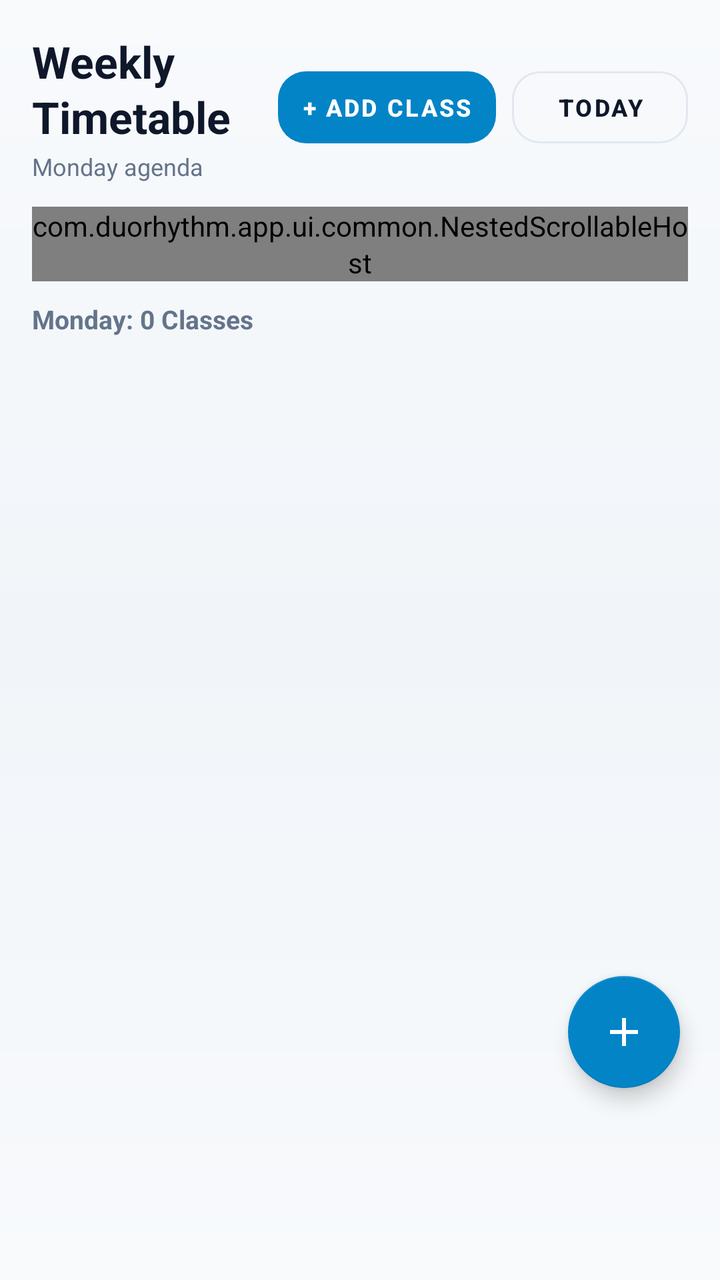
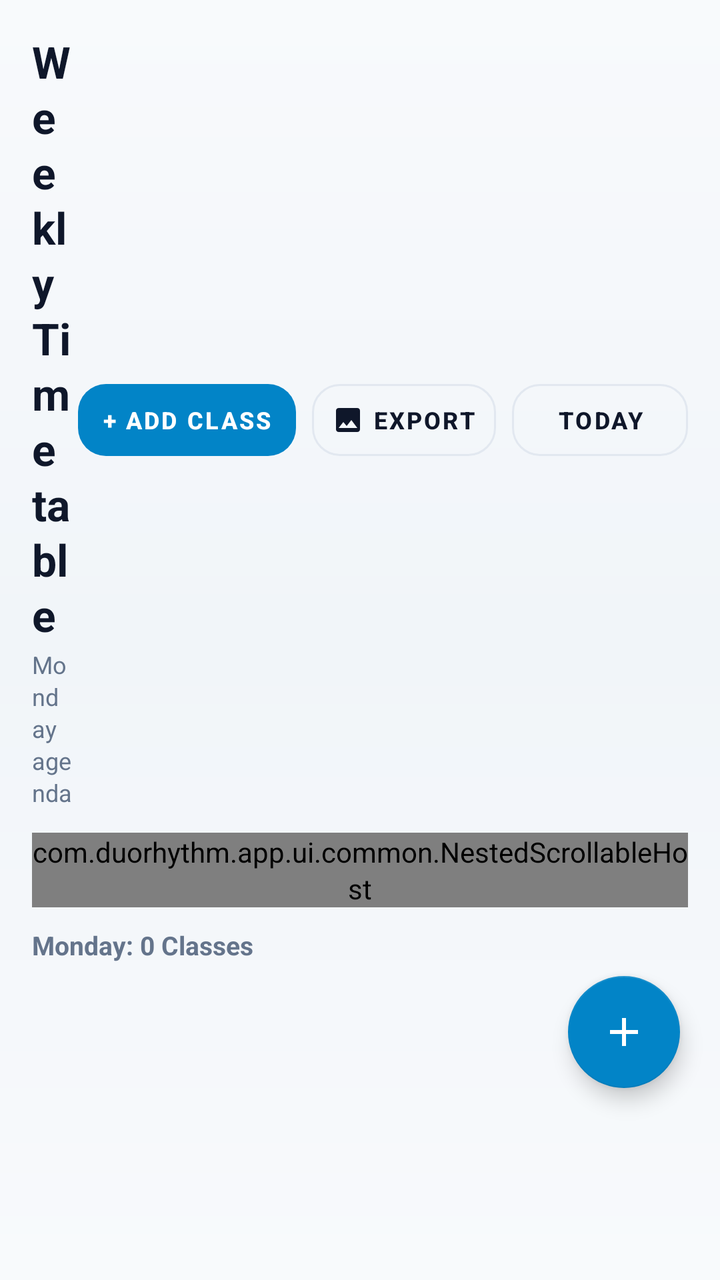

Before-and-after screenshots of an Android layout around one commit, followed by the original layout XML and the change that was made.
<!-- AndroidManifest.xml: application theme Theme.LifeSync -->
<!-- res/layout/fragment_schedule.xml -->
<?xml version="1.0" encoding="utf-8"?>
<androidx.coordinatorlayout.widget.CoordinatorLayout xmlns:android="http://schemas.android.com/apk/res/android"
    xmlns:app="http://schemas.android.com/apk/res-auto"
    xmlns:tools="http://schemas.android.com/tools"
    android:layout_width="match_parent"
    android:layout_height="match_parent"
    android:clipChildren="false"
    android:clipToPadding="false"
    android:background="@drawable/bg_ambient_canvas">

    <androidx.core.widget.NestedScrollView
        android:id="@+id/scrollSchedule"
        android:layout_width="match_parent"
        android:layout_height="match_parent"
        android:fillViewport="true"
        android:clipToPadding="false"
        android:clipChildren="false"
        android:paddingBottom="120dp">

        <LinearLayout
            android:layout_width="match_parent"
            android:layout_height="wrap_content"
            android:orientation="vertical"
            android:padding="16dp">

            
            <LinearLayout
                android:layout_width="match_parent"
                android:layout_height="wrap_content"
                android:gravity="center_vertical"
                android:orientation="horizontal"
                android:layout_marginBottom="12dp">

                <LinearLayout
                    android:layout_width="0dp"
                    android:layout_height="wrap_content"
                    android:layout_weight="1"
                    android:orientation="vertical">

                    <TextView
                        android:id="@+id/tvScheduleTitle"
                        android:layout_width="wrap_content"
                        android:layout_height="wrap_content"
                        android:text="Weekly Timetable"
                        android:textColor="@color/text_primary"
                        android:textSize="22sp"
                        android:textStyle="bold" />

                    <TextView
                        android:id="@+id/tvScheduleSubtitle"
                        android:layout_width="wrap_content"
                        android:layout_height="wrap_content"
                        android:layout_marginTop="2dp"
                        android:text="Monday agenda"
                        android:textColor="@color/text_secondary"
                        android:textSize="12sp" />
                </LinearLayout>

                <com.google.android.material.button.MaterialButton
                    android:id="@+id/btnAddClass"
                    style="@style/Widget.MaterialComponents.Button.UnelevatedButton"
                    android:layout_width="wrap_content"
                    android:layout_height="36dp"
                    android:layout_marginEnd="8dp"
                    android:insetTop="0dp"
                    android:insetBottom="0dp"
                    android:paddingHorizontal="12dp"
                    android:text="+ ADD CLASS"
                    android:textColor="@color/white"
                    android:textSize="12sp"
                    android:textStyle="bold"
                    app:backgroundTint="#0284C7"
                    app:cornerRadius="14dp" />

                <com.google.android.material.button.MaterialButton
                    android:id="@+id/btnJumpToToday"
                    style="@style/Widget.MaterialComponents.Button.OutlinedButton"
                    android:layout_width="wrap_content"
                    android:layout_height="36dp"
                    android:insetTop="0dp"
                    android:insetBottom="0dp"
                    android:paddingHorizontal="12dp"
                    android:text="Today"
                    android:textColor="@color/text_primary"
                    android:textSize="12sp"
                    android:textStyle="bold"
                    app:cornerRadius="14dp"
                    app:strokeColor="@color/card_stroke"
                    app:strokeWidth="1dp" />
            </LinearLayout>

            
            <com.duorhythm.app.ui.common.NestedScrollableHost
                android:layout_width="match_parent"
                android:layout_height="wrap_content"
                android:layout_marginBottom="10dp">

                <HorizontalScrollView
                    android:layout_width="match_parent"
                    android:layout_height="wrap_content"
                    android:scrollbars="none">

                    <com.google.android.material.chip.ChipGroup
                        android:id="@+id/chipGroupDays"
                        android:layout_width="wrap_content"
                        android:layout_height="wrap_content"
                        app:singleLine="true"
                        app:singleSelection="true">

                        <com.google.android.material.chip.Chip
                            android:id="@+id/chipMon"
                            style="@style/Widget.MaterialComponents.Chip.Choice"
                            android:layout_width="wrap_content"
                            android:layout_height="42dp"
                            android:checked="true"
                            android:text="Mon 12" />

                        <com.google.android.material.chip.Chip
                            android:id="@+id/chipTue"
                            style="@style/Widget.MaterialComponents.Chip.Choice"
                            android:layout_width="wrap_content"
                            android:layout_height="42dp"
                            android:text="Tue 13" />

                        <com.google.android.material.chip.Chip
                            android:id="@+id/chipWed"
                            style="@style/Widget.MaterialComponents.Chip.Choice"
                            android:layout_width="wrap_content"
                            android:layout_height="42dp"
                            android:text="Wed 14" />

                        <com.google.android.material.chip.Chip
                            android:id="@+id/chipThu"
                            style="@style/Widget.MaterialComponents.Chip.Choice"
                            android:layout_width="wrap_content"
                            android:layout_height="42dp"
                            android:text="Thu 15" />

                        <com.google.android.material.chip.Chip
                            android:id="@+id/chipFri"
                            style="@style/Widget.MaterialComponents.Chip.Choice"
                            android:layout_width="wrap_content"
                            android:layout_height="42dp"
                            android:text="Fri 16" />

                        <com.google.android.material.chip.Chip
                            android:id="@+id/chipSat"
                            style="@style/Widget.MaterialComponents.Chip.Choice"
                            android:layout_width="wrap_content"
                            android:layout_height="42dp"
                            android:text="Sat 17" />

                        <com.google.android.material.chip.Chip
                            android:id="@+id/chipSun"
                            style="@style/Widget.MaterialComponents.Chip.Choice"
                            android:layout_width="wrap_content"
                            android:layout_height="42dp"
                            android:text="Sun 18" />
                    </com.google.android.material.chip.ChipGroup>
                </HorizontalScrollView>
            </com.duorhythm.app.ui.common.NestedScrollableHost>

            
            <TextView
                android:id="@+id/tvScheduleDaySummary"
                android:layout_width="wrap_content"
                android:layout_height="wrap_content"
                android:layout_marginBottom="10dp"
                android:text="Monday: 0 Classes"
                android:textColor="@color/text_secondary"
                android:textSize="13sp"
                android:textStyle="bold" />

            
            <androidx.recyclerview.widget.RecyclerView
                android:id="@+id/rvDayClasses"
                android:layout_width="match_parent"
                android:layout_height="wrap_content"
                android:nestedScrollingEnabled="false"
                android:clipToPadding="false"
                android:layoutAnimation="@anim/layout_animation_slide_up"
                tools:listitem="@layout/item_class_schedule" />

            
            <com.google.android.material.card.MaterialCardView
                android:id="@+id/layoutEmptyClasses"
                android:layout_width="match_parent"
                android:layout_height="wrap_content"
                android:layout_marginTop="16dp"
                app:cardCornerRadius="20dp"
                app:cardElevation="0dp"
                app:strokeWidth="1dp"
                app:strokeColor="@color/card_stroke"
                app:cardBackgroundColor="@color/surface_card"
                android:visibility="gone">

                <LinearLayout
                    android:layout_width="match_parent"
                    android:layout_height="wrap_content"
                    android:gravity="center"
                    android:orientation="vertical"
                    android:padding="28dp">

                    <ImageView
                        android:layout_width="44dp"
                        android:layout_height="44dp"
                        android:src="@drawable/ic_schedule"
                        app:tint="@color/water_cyan_bright" />

                    <TextView
                        android:layout_width="wrap_content"
                        android:layout_height="wrap_content"
                        android:layout_marginTop="14dp"
                        android:text="No classes scheduled for this day"
                        android:textColor="@color/text_primary"
                        android:textSize="17sp"
                        android:textStyle="bold" />

                    <TextView
                        android:layout_width="wrap_content"
                        android:layout_height="wrap_content"
                        android:layout_marginTop="6dp"
                        android:gravity="center"
                        android:text="Tap below to add a lecture, lab, or seminar for this day."
                        android:textColor="@color/text_secondary"
                        android:textSize="13sp" />

                    <com.google.android.material.button.MaterialButton
                        android:id="@+id/btnEmptyAddClass"
                        style="@style/Widget.MaterialComponents.Button.UnelevatedButton"
                        android:layout_width="wrap_content"
                        android:layout_height="40dp"
                        android:layout_marginTop="18dp"
                        android:insetTop="0dp"
                        android:insetBottom="0dp"
                        android:paddingHorizontal="20dp"
                        android:text="+ Add Class"
                        android:textColor="@color/white"
                        android:textSize="13sp"
                        android:textStyle="bold"
                        app:backgroundTint="#0284C7"
                        app:cornerRadius="16dp" />
                </LinearLayout>
            </com.google.android.material.card.MaterialCardView>

        </LinearLayout>
    </androidx.core.widget.NestedScrollView>

    
    <com.google.android.material.floatingactionbutton.FloatingActionButton
        android:id="@+id/fabAddClass"
        android:layout_width="wrap_content"
        android:layout_height="wrap_content"
        android:layout_gravity="bottom|end"
        android:layout_marginEnd="20dp"
        android:layout_marginBottom="96dp"
        android:contentDescription="Add Class"
        app:backgroundTint="#0284C7"
        app:tint="@color/white"
        app:srcCompat="@drawable/ic_add"
        app:elevation="6dp" />

</androidx.coordinatorlayout.widget.CoordinatorLayout>
<!-- res/layout/item_class_schedule.xml (included above) -->
<?xml version="1.0" encoding="utf-8"?>
<com.google.android.material.card.MaterialCardView xmlns:android="http://schemas.android.com/apk/res/android"
    xmlns:app="http://schemas.android.com/apk/res-auto"
    android:layout_width="match_parent"
    android:layout_height="wrap_content"
    android:layout_marginBottom="10dp"
    android:clipToOutline="true"
    app:cardCornerRadius="20dp"
    app:cardElevation="3dp"
    app:strokeWidth="1dp"
    app:strokeColor="@color/card_stroke"
    app:cardBackgroundColor="@color/surface_card">

    <LinearLayout
        android:layout_width="match_parent"
        android:layout_height="wrap_content"
        android:gravity="center_vertical"
        android:orientation="horizontal">

        
        <View
            android:id="@+id/viewClassColor"
            android:layout_width="4dp"
            android:layout_height="36dp"
            android:layout_gravity="center_vertical"
            android:layout_marginStart="14dp"
            android:background="@drawable/bg_rounded_accent_pill" />

        <LinearLayout
            android:layout_width="match_parent"
            android:layout_height="wrap_content"
            android:orientation="vertical"
            android:paddingTop="16dp"
            android:paddingBottom="16dp"
            android:paddingStart="12dp"
            android:paddingEnd="16dp">

            
            <LinearLayout
                android:layout_width="match_parent"
                android:layout_height="wrap_content"
                android:gravity="center_vertical"
                android:orientation="horizontal">

                <TextView
                    android:id="@+id/tvClassTime"
                    android:layout_width="wrap_content"
                    android:layout_height="wrap_content"
                    android:text="⏰ 09:00 AM - 10:30 AM"
                    android:textColor="#2563EB"
                    android:textSize="12sp"
                    android:textStyle="bold" />

                <TextView
                    android:id="@+id/tvClassType"
                    android:layout_width="wrap_content"
                    android:layout_height="wrap_content"
                    android:layout_marginStart="8dp"
                    android:background="@drawable/bg_chip_unselected"
                    android:paddingHorizontal="8dp"
                    android:paddingVertical="3dp"
                    android:text="LECTURE"
                    android:textColor="@color/text_secondary"
                    android:textSize="10sp"
                    android:textStyle="bold" />

                
                <TextView
                    android:id="@+id/tvClassLiveStatus"
                    android:layout_width="wrap_content"
                    android:layout_height="wrap_content"
                    android:layout_marginStart="6dp"
                    android:background="@drawable/bg_chip_unselected"
                    android:paddingHorizontal="8dp"
                    android:paddingVertical="3dp"
                    android:text="● IN SESSION"
                    android:textColor="@color/income_green"
                    android:textSize="10sp"
                    android:textStyle="bold"
                    android:visibility="gone" />

                <View
                    android:layout_width="0dp"
                    android:layout_height="1dp"
                    android:layout_weight="1" />

                <ImageButton
                    android:id="@+id/btnDeleteClass"
                    android:layout_width="30dp"
                    android:layout_height="30dp"
                    android:background="?attr/selectableItemBackgroundBorderless"
                    android:contentDescription="Delete"
                    android:src="@drawable/ic_delete"
                    app:tint="@color/text_muted" />
            </LinearLayout>

            
            <TextView
                android:id="@+id/tvClassSubject"
                android:layout_width="wrap_content"
                android:layout_height="wrap_content"
                android:layout_marginTop="6dp"
                android:text="Computer Science"
                android:textColor="@color/text_primary"
                android:textSize="16sp"
                android:textStyle="bold" />

            
            <TextView
                android:id="@+id/tvClassDetails"
                android:layout_width="wrap_content"
                android:layout_height="wrap_content"
                android:layout_marginTop="2dp"
                android:text="Hall B-201 • Prof. Smith"
                android:textColor="@color/text_secondary"
                android:textSize="12sp" />

            
            <TextView
                android:id="@+id/tvClassBuilding"
                android:layout_width="wrap_content"
                android:layout_height="wrap_content"
                android:layout_marginTop="2dp"
                android:text="Building: Tech Center 2 • Online Link available"
                android:textColor="#2563EB"
                android:textSize="11sp"
                android:visibility="gone" />

        </LinearLayout>
    </LinearLayout>
</com.google.android.material.card.MaterialCardView>
<!-- resources referenced by this layout -->
<resources>
  <color name="card_stroke">#E2E8F0</color>
  <color name="income_green">#10B981</color>
  <color name="surface_card">#FFFFFF</color>
  <color name="text_muted">#64748B</color>
  <color name="text_primary">#0F172A</color>
  <color name="text_secondary">#64748B</color>
  <color name="water_cyan_bright">#0284C7</color>
  <color name="white">#FFFFFF</color>
  <!-- drawable bg_ambient_canvas (drawable) -->
  <?xml version="1.0" encoding="utf-8"?>
  <shape xmlns:android="http://schemas.android.com/apk/res/android"
      android:shape="rectangle">
      <gradient
          android:angle="270"
          android:startColor="#F8FAFC"
          android:centerColor="#F1F5F9"
          android:endColor="#F8FAFC"
          android:type="linear" />
  </shape>
  <!-- drawable bg_chip_unselected (drawable) -->
  <?xml version="1.0" encoding="utf-8"?>
  <shape xmlns:android="http://schemas.android.com/apk/res/android"
      android:shape="rectangle">
      <solid android:color="@color/surface_variant" />
      <corners android:radius="14dp" />
      <stroke
          android:width="1dp"
          android:color="@color/card_stroke" />
  </shape>
  <!-- drawable bg_rounded_accent_pill (drawable) -->
  <?xml version="1.0" encoding="utf-8"?>
  <shape xmlns:android="http://schemas.android.com/apk/res/android"
      android:shape="rectangle">
      <corners android:radius="2dp" />
      <solid android:color="#2563EB" />
  </shape>
  <!-- drawable ic_add (drawable) -->
  <vector xmlns:android="http://schemas.android.com/apk/res/android"
      android:width="24dp"
      android:height="24dp"
      android:viewportWidth="24"
      android:viewportHeight="24">
      <path
          android:fillColor="#000000"
          android:pathData="M19,13h-6v6h-2v-6H5v-2h6V5h2v6h6v2z"/>
  </vector>
  <!-- drawable ic_delete (drawable) -->
  <vector xmlns:android="http://schemas.android.com/apk/res/android"
      android:width="24dp"
      android:height="24dp"
      android:viewportWidth="24"
      android:viewportHeight="24">
      <path
          android:fillColor="#000000"
          android:pathData="M6,19c0,1.1 0.9,2 2,2h8c1.1,0 2,-0.9 2,-2V7H6v12zM19,4h-3.5l-1,-1h-5l-1,1H5v2h14V4z"/>
  </vector>
  <color name="surface_variant">#F1F5F9</color>
  <color name="primary">#0284C7</color>
  <color name="primary_variant">#0369A1</color>
  <color name="on_primary">#FFFFFF</color>
  <color name="secondary">#7C3AED</color>
  <color name="secondary_variant">#6D28D9</color>
  <color name="on_secondary">#FFFFFF</color>
  <color name="surface">#FFFFFF</color>
  <color name="background">#F8FAFC</color>
  <style name="CardElevationRounded" parent="Widget.MaterialComponents.CardView">
          <item name="cardCornerRadius">22dp</item>
          <item name="cardElevation">2dp</item>
          <item name="strokeWidth">1dp</item>
          <item name="strokeColor">@color/card_stroke</item>
          <item name="cardBackgroundColor">@color/surface_card</item>
      </style>
  <style name="DuoRhythmTextView" parent="android:Widget.TextView">
          <item name="android:lineSpacingExtra">2dp</item>
          <item name="android:fontFamily">sans-serif</item>
          <item name="android:includeFontPadding">true</item>
      </style>
  <style name="DuoRhythmEditText" parent="android:Widget.EditText">
          <item name="android:lineSpacingExtra">2dp</item>
          <item name="android:fontFamily">sans-serif</item>
          <item name="android:includeFontPadding">true</item>
          <item name="android:textColor">@color/text_primary</item>
          <item name="android:textColorHint">@color/text_secondary</item>
      </style>
  <!-- unchanged entries left out for length: 2 -->
</resources>

<!-- the commit's change to res/layout/fragment_schedule.xml (unified diff, before → after) -->
@@ -71,6 +71,26 @@
                     android:textStyle="bold"
                     app:backgroundTint="#0284C7"
                     app:cornerRadius="14dp" />
+
+                <com.google.android.material.button.MaterialButton
+                    android:id="@+id/btnExportSchedule"
+                    style="@style/Widget.MaterialComponents.Button.OutlinedButton"
+                    android:layout_width="wrap_content"
+                    android:layout_height="36dp"
+                    android:layout_marginEnd="8dp"
+                    android:insetTop="0dp"
+                    android:insetBottom="0dp"
+                    android:paddingHorizontal="10dp"
+                    android:text="Export"
+                    android:textColor="@color/text_primary"
+                    android:textSize="12sp"
+                    android:textStyle="bold"
+                    app:icon="@drawable/ic_photo"
+                    app:iconTint="@color/text_primary"
+                    app:iconSize="16dp"
+                    app:cornerRadius="14dp"
+                    app:strokeColor="@color/card_stroke"
+                    app:strokeWidth="1dp" />
 
                 <com.google.android.material.button.MaterialButton
                     android:id="@+id/btnJumpToToday"
<!-- resource entries referenced after the edit -->
@@ -56,6 +56,16 @@
           android:fillColor="#000000"
           android:pathData="M6,19c0,1.1 0.9,2 2,2h8c1.1,0 2,-0.9 2,-2V7H6v12zM19,4h-3.5l-1,-1h-5l-1,1H5v2h14V4z"/>
   </vector>
+  <!-- drawable ic_photo (drawable) -->
+  <vector xmlns:android="http://schemas.android.com/apk/res/android"
+      android:width="24dp"
+      android:height="24dp"
+      android:viewportWidth="24"
+      android:viewportHeight="24">
+      <path
+          android:fillColor="#FFFFFFFF"
+          android:pathData="M21,19V5c0,-1.1 -0.9,-2 -2,-2H5c-1.1,0 -2,0.9 -2,2v14c0,1.1 0.9,2 2,2h14c1.1,0 2,-0.9 2,-2zM8.5,13.5l2.5,3.01L14.5,12l4.5,6H5l3.5,-4.5z"/>
+  </vector>
   <color name="surface_variant">#F1F5F9</color>
   <color name="primary">#0284C7</color>
   <color name="primary_variant">#0369A1</color>
